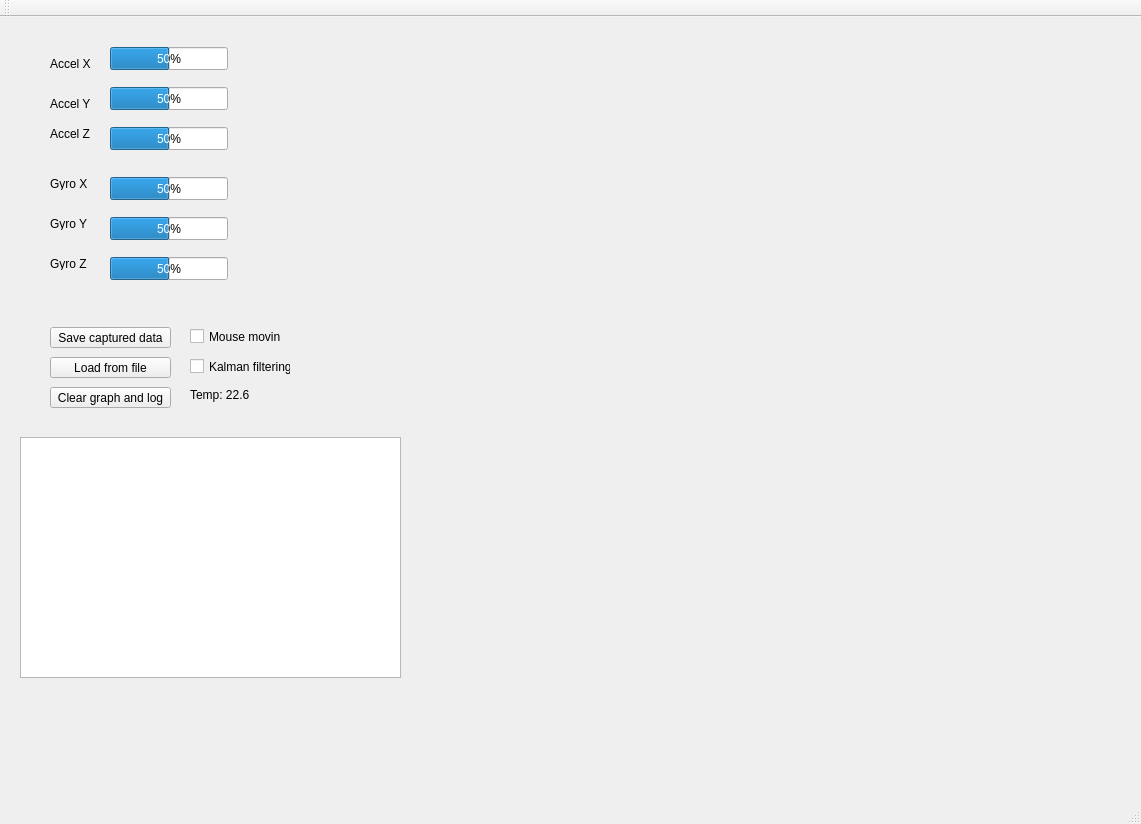
This is qt/UdpServerForEsp8266/mainwindow.ui in altucor/diplomaProjects as Qt 5 draws it before an edit. The edited form follows.
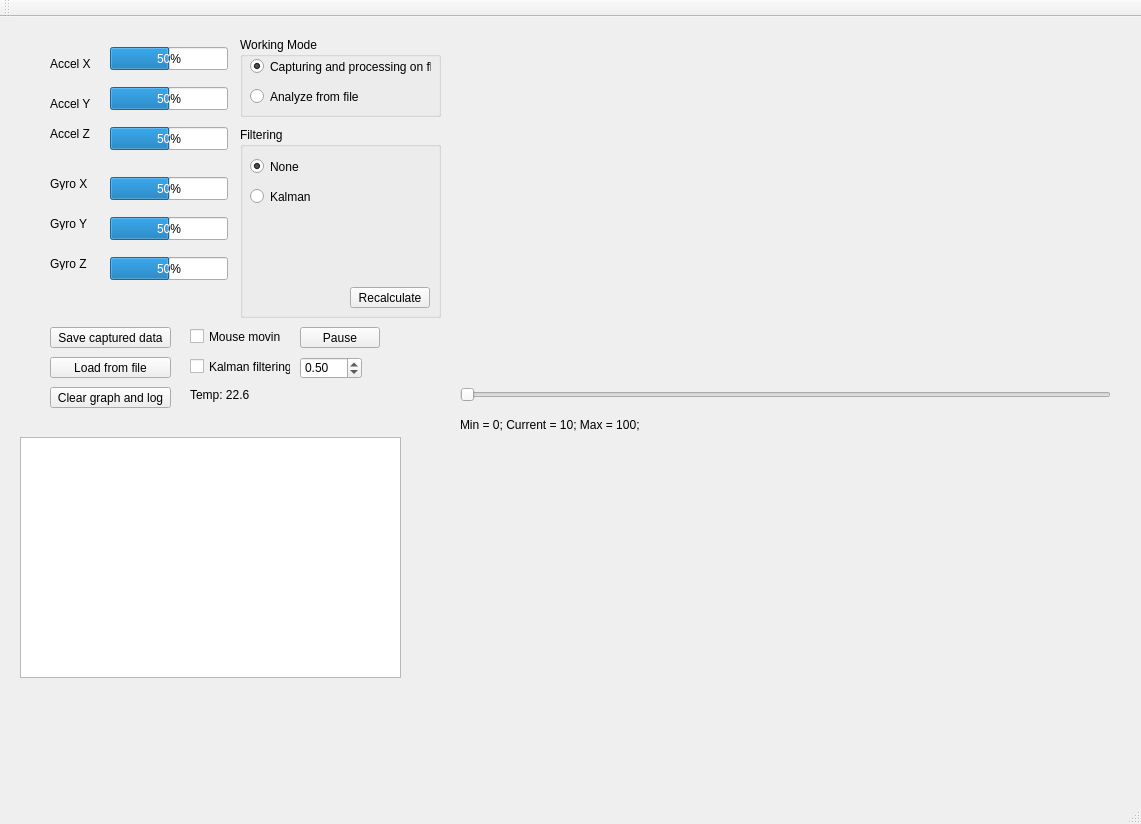
This is the edited form. Custom widgets are drawn as their Qt base class.

Commit message: Big commit. Changed packet format from string to byte array with delimiter at end. Added plot for gyro. Added Kalman filter. Added receiver projects for stm32 and esp8266. Added saving packets to .dat file and loading data to ui from this file.

Patch:
```diff
--- a/qt/UdpServerForEsp8266/mainwindow.ui
+++ b/qt/UdpServerForEsp8266/mainwindow.ui
@@ -314,12 +314,167 @@
     <property name="geometry">
      <rect>
       <x>460</x>
-      <y>380</y>
+      <y>420</y>
       <width>641</width>
       <height>361</height>
      </rect>
     </property>
    </widget>
+   <widget class="QDoubleSpinBox" name="doubleSpinBox">
+    <property name="geometry">
+     <rect>
+      <x>300</x>
+      <y>340</y>
+      <width>62</width>
+      <height>22</height>
+     </rect>
+    </property>
+    <property name="maximum">
+     <double>1.000000000000000</double>
+    </property>
+    <property name="singleStep">
+     <double>0.100000000000000</double>
+    </property>
+    <property name="value">
+     <double>0.500000000000000</double>
+    </property>
+   </widget>
+   <widget class="QPushButton" name="pushButton_4">
+    <property name="geometry">
+     <rect>
+      <x>300</x>
+      <y>310</y>
+      <width>80</width>
+      <height>21</height>
+     </rect>
+    </property>
+    <property name="text">
+     <string>Pause</string>
+    </property>
+   </widget>
+   <widget class="QSlider" name="horizontalSlider">
+    <property name="geometry">
+     <rect>
+      <x>460</x>
+      <y>370</y>
+      <width>651</width>
+      <height>16</height>
+     </rect>
+    </property>
+    <property name="orientation">
+     <enum>Qt::Horizontal</enum>
+    </property>
+   </widget>
+   <widget class="QLabel" name="label_8">
+    <property name="geometry">
+     <rect>
+      <x>460</x>
+      <y>400</y>
+      <width>221</width>
+      <height>16</height>
+     </rect>
+    </property>
+    <property name="text">
+     <string>Min = 0; Current = 10; Max = 100;</string>
+    </property>
+   </widget>
+   <widget class="QGroupBox" name="groupBox">
+    <property name="geometry">
+     <rect>
+      <x>240</x>
+      <y>20</y>
+      <width>201</width>
+      <height>80</height>
+     </rect>
+    </property>
+    <property name="title">
+     <string>Working Mode</string>
+    </property>
+    <widget class="QRadioButton" name="radioButton">
+     <property name="geometry">
+      <rect>
+       <x>10</x>
+       <y>20</y>
+       <width>181</width>
+       <height>19</height>
+      </rect>
+     </property>
+     <property name="text">
+      <string>Capturing and processing on fly</string>
+     </property>
+     <property name="checked">
+      <bool>true</bool>
+     </property>
+    </widget>
+    <widget class="QRadioButton" name="radioButton_2">
+     <property name="geometry">
+      <rect>
+       <x>10</x>
+       <y>50</y>
+       <width>171</width>
+       <height>19</height>
+      </rect>
+     </property>
+     <property name="text">
+      <string>Analyze from file</string>
+     </property>
+    </widget>
+   </widget>
+   <widget class="QGroupBox" name="groupBox_2">
+    <property name="geometry">
+     <rect>
+      <x>240</x>
+      <y>110</y>
+      <width>201</width>
+      <height>191</height>
+     </rect>
+    </property>
+    <property name="title">
+     <string>Filtering</string>
+    </property>
+    <widget class="QRadioButton" name="radioButton_3">
+     <property name="geometry">
+      <rect>
+       <x>10</x>
+       <y>30</y>
+       <width>84</width>
+       <height>19</height>
+      </rect>
+     </property>
+     <property name="text">
+      <string>None</string>
+     </property>
+     <property name="checked">
+      <bool>true</bool>
+     </property>
+    </widget>
+    <widget class="QRadioButton" name="radioButton_4">
+     <property name="geometry">
+      <rect>
+       <x>10</x>
+       <y>60</y>
+       <width>84</width>
+       <height>19</height>
+      </rect>
+     </property>
+     <property name="text">
+      <string>Kalman</string>
+     </property>
+    </widget>
+    <widget class="QPushButton" name="pushButton_5">
+     <property name="geometry">
+      <rect>
+       <x>110</x>
+       <y>160</y>
+       <width>80</width>
+       <height>21</height>
+      </rect>
+     </property>
+     <property name="text">
+      <string>Recalculate</string>
+     </property>
+    </widget>
+   </widget>
   </widget>
   <widget class="QMenuBar" name="menuBar">
    <property name="geometry">
```
The commit also changes 176 other files.
